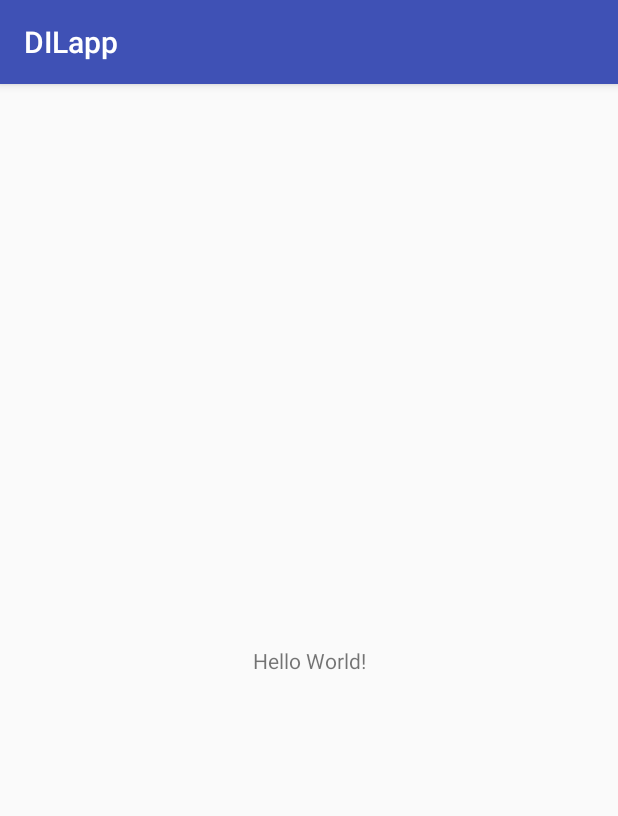
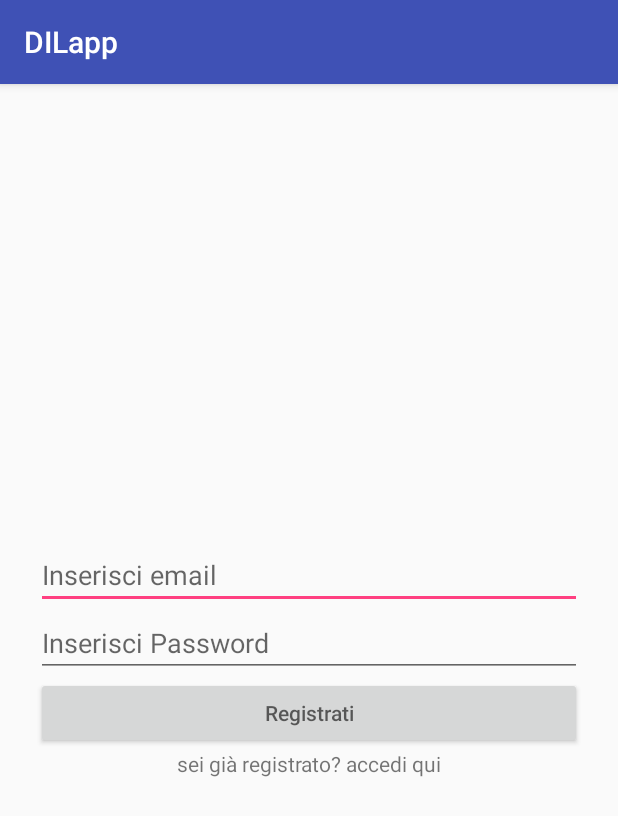
Before and after one commit to MarziaDegiorgi/DILapp, an Android app: the screen it shows after launch (MainActivity), on a phone screen of 412 x 824 dp. Shown: the top 816 px of the screen. Run offline under Robolectric (Android 15) with nearby library versions, the phone set to English and light mode, and no system bars; our stand-ins replace Firebase (no records; nobody signed in at launch, a user with empty details on screens opened directly).

Commit message:
added a working registration form logic, but to decide design and if password needed

```diff
--- a/app/src/main/java/com/polimi/dilapp/MainActivity.java
+++ b/app/src/main/java/com/polimi/dilapp/MainActivity.java
@@ -1,13 +1,104 @@
 package com.polimi.dilapp;
 
+import android.app.ProgressDialog;
+import android.support.annotation.NonNull;
 import android.support.v7.app.AppCompatActivity;
 import android.os.Bundle;
+import android.text.TextUtils;
+import android.view.View;
+import android.widget.Button;
+import android.widget.EditText;
+import android.widget.TextView;
+import android.widget.Toast;
 
-public class MainActivity extends AppCompatActivity {
+import com.google.android.gms.tasks.OnCompleteListener;
+import com.google.android.gms.tasks.Task;
+import com.google.firebase.auth.AuthResult;
+import com.google.firebase.auth.FirebaseAuth;
+
+
+public class MainActivity extends AppCompatActivity implements View.OnClickListener {
+    private Button registrationButton;
+    private EditText editTextEmail;
+    private  EditText editTextPassword;
+    private TextView textViewSignUp;
+
+    private ProgressDialog progressDialog;
+
+    private FirebaseAuth firebaseAuth;
+
 
     @Override
     protected void onCreate(Bundle savedInstanceState) {
         super.onCreate(savedInstanceState);
         setContentView(R.layout.activity_main);
+
+        progressDialog= new ProgressDialog(this);
+
+        firebaseAuth= FirebaseAuth.getInstance();
+
+        registrationButton= (Button) findViewById(R.id.buttonRegister);
+
+        editTextEmail= (EditText) findViewById(R.id.editTextEmail);
+        editTextPassword= (EditText)findViewById(R.id.editTextPassword);
+
+        textViewSignUp= (TextView) findViewById(R.id.textViewSignUp);
+
+        registrationButton.setOnClickListener(this);
+        textViewSignUp.setOnClickListener(this);
     }
+
+    private void registerUser(){
+       String email = editTextEmail.getText().toString().trim();
+       String password = editTextPassword.getText().toString().trim();
+
+        if(TextUtils.isEmpty(email)){
+        //email is empty
+            Toast.makeText(this, "Inserire l'email", Toast.LENGTH_SHORT).show();
+            return;
+        }
+       if(TextUtils.isEmpty(password)){
+       //password is empty
+           Toast.makeText(this, "Inserire la password", Toast.LENGTH_SHORT).show();
+           return;
+       }
+
+       firebaseAuth.createUserWithEmailAndPassword(email,password);
+    }
+
+    private void loginUser(){
+        String email = editTextEmail.getText().toString().trim();
+        String password = editTextPassword.getText().toString().trim();
+
+        if(TextUtils.isEmpty(email)){
+            //email is empty
+            Toast.makeText(this, "Inserire l'email", Toast.LENGTH_SHORT).show();
+            return;
+        }
+        if(TextUtils.isEmpty(password)){
+            //password is empty
+            Toast.makeText(this, "Inserire la password", Toast.LENGTH_SHORT).show();
+            return;
+        }
+
+        firebaseAuth.signInWithEmailAndPassword(email,password).addOnCompleteListener(this, new OnCompleteListener<AuthResult>() {
+            @Override
+            public void onComplete(@NonNull Task<AuthResult> task) {
+                if(task.isSuccessful()){
+                    Toast.makeText(MainActivity.this, "Benvenuto", Toast.LENGTH_SHORT).show();
+                }
+            }
+        });
+    }
+
+     @Override
+    public  void onClick(View view){
+        if (view == registrationButton){
+            registerUser();
+        }
+        if(view == textViewSignUp){
+            loginUser();
+        }
+     }
+
 }
--- a/app/src/main/res/layout/activity_main.xml
+++ b/app/src/main/res/layout/activity_main.xml
@@ -1,18 +1,44 @@
 <?xml version="1.0" encoding="utf-8"?>
-<android.support.constraint.ConstraintLayout xmlns:android="http://schemas.android.com/apk/res/android"
-    xmlns:app="http://schemas.android.com/apk/res-auto"
+<RelativeLayout xmlns:android="http://schemas.android.com/apk/res/android"
     xmlns:tools="http://schemas.android.com/tools"
     android:layout_width="match_parent"
     android:layout_height="match_parent"
+    android:paddingBottom="24sp"
+    android:paddingLeft="24sp"
+    android:paddingRight="24sp"
+    android:paddingTop="24sp"
     tools:context="com.polimi.dilapp.MainActivity">
 
-    <TextView
-        android:layout_width="wrap_content"
-        android:layout_height="wrap_content"
-        android:text="Hello World!"
-        app:layout_constraintBottom_toBottomOf="parent"
-        app:layout_constraintLeft_toLeftOf="parent"
-        app:layout_constraintRight_toRightOf="parent"
-        app:layout_constraintTop_toTopOf="parent" />
+    <LinearLayout
+        android:layout_centerHorizontal="true"
+        android:layout_centerVertical="true"
+        android:orientation="vertical"
+        android:layout_width="match_parent"
+        android:layout_height="wrap_content">
 
-</android.support.constraint.ConstraintLayout>
+        <EditText
+            android:inputType="textEmailAddress"
+            android:hint="@string/email"
+            android:id="@+id/editTextEmail"
+            android:layout_width= "match_parent"
+            android:layout_height="match_parent" />
+        <EditText
+            android:inputType="textPassword"
+            android:hint="@string/password"
+            android:id="@+id/editTextPassword"
+            android:layout_width= "match_parent"
+            android:layout_height="match_parent" />
+        <Button
+            android:id="@+id/buttonRegister"
+            android:hint="@string/register"
+            android:layout_width="match_parent"
+            android:layout_height="wrap_content" />
+        <TextView
+            android:textAlignment="center"
+            android:text="sei già registrato? accedi qui"
+            android:id="@+id/textViewSignUp"
+            android:layout_width="match_parent"
+            android:layout_height="wrap_content" />
+
+    </LinearLayout>
+</RelativeLayout>
--- a/app/src/main/res/values/strings.xml
+++ b/app/src/main/res/values/strings.xml
@@ -1,3 +1,6 @@
 <resources>
     <string name="app_name">DILapp</string>
+    <string name="email">Inserisci email</string>
+    <string name="password">Inserisci Password</string>
+    <string name="register" >Registrati</string>
 </resources>
```
